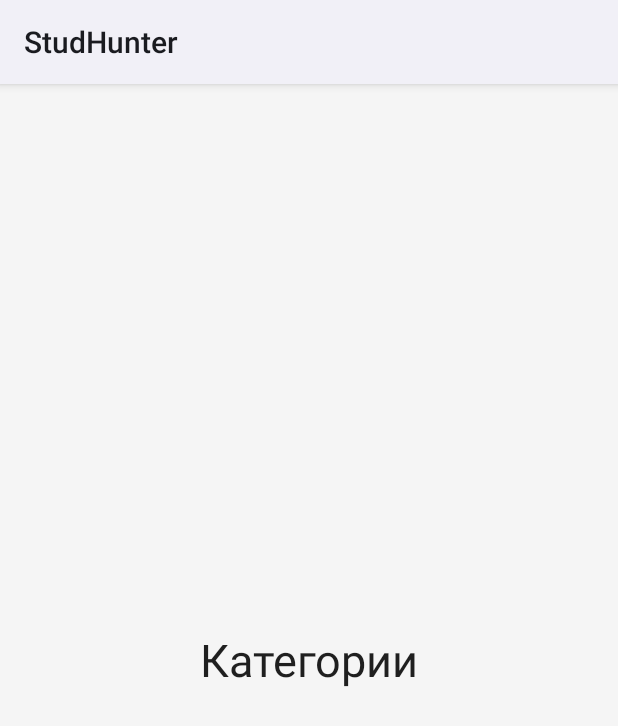
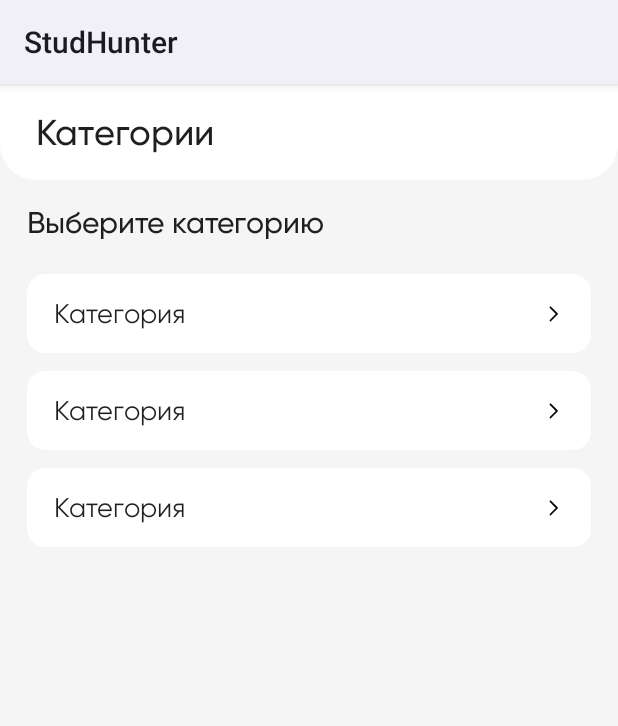
Before and after one commit to veyvolopayli/StudHunter2, an Android app: the layout fragment_categories.xml on its own in the app's theme, with its tools: preview values and no code run, on a phone screen of 412 x 824 dp. Shown: the top 726 px of the screen. Run offline under Robolectric (Android 15) with nearby library versions, the phone set to English and light mode, and no system bars.

Commit message:
categories screen

```diff
--- a/app/src/main/java/com/veyvolopayli/studhunter/data/remote/StudHunterApi.kt
+++ b/app/src/main/java/com/veyvolopayli/studhunter/data/remote/StudHunterApi.kt
@@ -46,4 +46,6 @@ interface StudHunterApi {
     @GET("users/{id}")
     suspend fun fetchUserById(@Header("Authorization") token: String, @Path("id") id: String): User
 
+    @GET("publication/categories")
+    suspend fun getCategories(): Map<Int, String>
 }
--- a/app/src/main/java/com/veyvolopayli/studhunter/data/remote/dto/PublicationDto.kt
+++ b/app/src/main/java/com/veyvolopayli/studhunter/data/remote/dto/PublicationDto.kt
@@ -15,8 +15,8 @@ data class PublicationDto(
     val district: String,
     val id: String,
     val imageUrl: String,
-    val price: Int,
-    val priceType: Int,
+    val price: Int?,
+    val priceType: String,
     val socials: String,
     val timestamp: Long,
     val title: String,
--- a/app/src/main/java/com/veyvolopayli/studhunter/data/repository/PublicationRepositoryImpl.kt
+++ b/app/src/main/java/com/veyvolopayli/studhunter/data/repository/PublicationRepositoryImpl.kt
@@ -19,4 +19,8 @@ class PublicationRepositoryImpl(private val api: StudHunterApi): PublicationRepo
         api.checkImageValidity(publicationId, num)
     }
 
+    override suspend fun getCategories(): Map<Int, String> {
+        return api.getCategories()
+    }
+
 }
--- a/app/src/main/java/com/veyvolopayli/studhunter/domain/model/DetailedPublication.kt
+++ b/app/src/main/java/com/veyvolopayli/studhunter/domain/model/DetailedPublication.kt
@@ -6,8 +6,8 @@ data class DetailedPublication(
     val district: String,
     val id: String,
     val imageUrl: String,
-    val price: Int,
-    val priceType: Int,
+    val price: Int?,
+    val priceType: String,
     val socials: String,
     val timestamp: Long,
     val title: String,
--- a/app/src/main/java/com/veyvolopayli/studhunter/domain/model/Publication.kt
+++ b/app/src/main/java/com/veyvolopayli/studhunter/domain/model/Publication.kt
@@ -4,8 +4,8 @@ data class Publication(
     val description: String,
     val id: String,
     val imageUrl: String,
-    val price: Int,
-    val priceType: Int,
+    val price: Int?,
+    val priceType: String,
     val timestamp: String,
     val title: String
 )
--- a/app/src/main/java/com/veyvolopayli/studhunter/domain/repository/PublicationRepository.kt
+++ b/app/src/main/java/com/veyvolopayli/studhunter/domain/repository/PublicationRepository.kt
@@ -12,4 +12,6 @@ interface PublicationRepository {
 
     suspend fun checkImageValidity(publicationId: String, num: Int)
 
+    suspend fun getCategories(): Map<Int, String>
+
 }
--- a/app/src/main/java/com/veyvolopayli/studhunter/presentation/publication_screen/PublicationState.kt
+++ b/app/src/main/java/com/veyvolopayli/studhunter/presentation/publication_screen/PublicationState.kt
@@ -5,8 +5,8 @@ data class PublicationState(
     val description: String = "",
     val district: String = "",
     val id: String = "",
-    val price: Int = 0,
-    val priceType: Int = 0,
+    val price: Int? = 0,
+    val priceType: String,
     val socials: String = "",
     val timestamp: String = "",
     val title: String = "",
--- a/app/src/main/res/layout/fragment_categories.xml
+++ b/app/src/main/res/layout/fragment_categories.xml
@@ -1,17 +1,67 @@
 <?xml version="1.0" encoding="utf-8"?>
-<FrameLayout xmlns:android="http://schemas.android.com/apk/res/android"
+<androidx.constraintlayout.widget.ConstraintLayout xmlns:android="http://schemas.android.com/apk/res/android"
     xmlns:tools="http://schemas.android.com/tools"
     android:layout_width="match_parent"
     android:layout_height="match_parent"
+    xmlns:app="http://schemas.android.com/apk/res-auto"
     android:background="@color/background"
     tools:context=".presentation.categories_screen.CategoriesFragment">
 
-    <TextView
-        android:layout_width="match_parent"
-        android:layout_height="match_parent"
-        android:gravity="center"
-        android:textSize="30sp"
-        android:textColor="@color/black"
-        android:text="Категории" />
+    <LinearLayout
+        android:id="@+id/linearLayout3"
+        android:layout_width="0dp"
+        android:layout_height="64dp"
+        android:background="@drawable/background_topbar"
+        android:gravity="center_vertical"
+        app:layout_constraintEnd_toEndOf="parent"
+        app:layout_constraintStart_toStartOf="parent"
+        app:layout_constraintTop_toTopOf="parent">
 
-</FrameLayout>
+        <TextView
+            android:id="@+id/textView"
+            style="@style/GilroyFontThemeMedium"
+            android:layout_width="wrap_content"
+            android:layout_height="wrap_content"
+            android:layout_gravity="center"
+            android:layout_marginStart="24dp"
+            android:text="@string/categories"
+            android:textColor="@color/textColorPrimary"
+            android:textSize="@dimen/text_22px"
+            app:layout_constraintEnd_toEndOf="parent"
+            app:layout_constraintStart_toStartOf="parent"
+            app:layout_constraintTop_toTopOf="parent" />
+
+    </LinearLayout>
+
+    <LinearLayout
+        android:layout_width="0dp"
+        android:layout_height="0dp"
+        android:orientation="vertical"
+        android:paddingHorizontal="18dp"
+        android:paddingTop="16dp"
+        app:layout_constraintBottom_toBottomOf="parent"
+        app:layout_constraintEnd_toEndOf="parent"
+        app:layout_constraintStart_toStartOf="parent"
+        app:layout_constraintTop_toBottomOf="@+id/linearLayout3">
+
+        <TextView
+            android:id="@+id/textView2"
+            style="@style/GilroyFontThemeMedium"
+            android:layout_width="wrap_content"
+            android:layout_height="wrap_content"
+            android:text="@string/choose_category"
+            android:textColor="@color/black"
+            android:textSize="@dimen/text_18px" />
+
+        <androidx.recyclerview.widget.RecyclerView
+            android:id="@+id/categories_rv"
+            android:layout_width="match_parent"
+            android:layout_height="match_parent"
+            android:layout_marginTop="10dp"
+            android:clipToPadding="false"
+            tools:listitem="@layout/item_category"
+            android:paddingVertical="6dp" />
+
+    </LinearLayout>
+
+</androidx.constraintlayout.widget.ConstraintLayout>
--- a/app/src/main/res/layout/fragment_home.xml
+++ b/app/src/main/res/layout/fragment_home.xml
@@ -64,7 +64,7 @@
         app:layout_constraintEnd_toEndOf="parent"
         app:layout_constraintStart_toStartOf="parent"
         app:layout_constraintTop_toBottomOf="@+id/home_fragment_toolbar_ll"
-        tools:listitem="@layout/item_main" />
+        tools:listitem="@layout/home_publication_item" />
 
     <include
         android:id="@+id/loading_layout"
--- /dev/null
+++ b/app/src/main/res/layout/item_category.xml
@@ -0,0 +1,54 @@
+<?xml version="1.0" encoding="utf-8"?>
+<androidx.constraintlayout.widget.ConstraintLayout xmlns:android="http://schemas.android.com/apk/res/android"
+    xmlns:app="http://schemas.android.com/apk/res-auto"
+    android:layout_width="wrap_content"
+    android:layout_height="wrap_content">
+
+    <androidx.cardview.widget.CardView
+        android:id="@+id/item_category_cardView"
+        android:layout_width="match_parent"
+        android:layout_height="wrap_content"
+        android:layout_marginVertical="6dp"
+        app:cardCornerRadius="12dp"
+        app:cardElevation="0dp"
+        android:background="@color/white"
+        app:cardBackgroundColor="@color/on_background"
+        app:layout_constraintBottom_toBottomOf="parent"
+        app:layout_constraintEnd_toEndOf="parent"
+        app:layout_constraintStart_toStartOf="parent"
+        app:layout_constraintTop_toTopOf="parent">
+
+        <LinearLayout
+            android:layout_width="match_parent"
+            android:layout_height="wrap_content"
+            android:gravity="center"
+            android:orientation="horizontal"
+            android:paddingVertical="15dp"
+            android:paddingHorizontal="18dp">
+
+            <TextView
+                android:id="@+id/name"
+                style="@style/GilroyFontTheme"
+                android:layout_width="wrap_content"
+                android:layout_height="wrap_content"
+                android:text="@string/category"
+                android:textColor="@color/textColorPrimary"
+                android:textSize="@dimen/text_16px" />
+
+            <View
+                android:layout_width="0dp"
+                android:layout_height="0dp"
+                android:layout_weight="1" />
+
+            <ImageView
+                android:layout_width="14dp"
+                android:layout_height="14dp"
+                android:rotation="180"
+                app:tint="@color/textColorPrimary"
+                android:src="@drawable/ic_back" />
+
+        </LinearLayout>
+
+    </androidx.cardview.widget.CardView>
+
+</androidx.constraintlayout.widget.ConstraintLayout>
--- a/app/src/main/res/values/strings.xml
+++ b/app/src/main/res/values/strings.xml
@@ -36,4 +36,6 @@
     <string name="unknown_error">Неизвестная ошибка</string>
     <string name="wrong_username_or_password">Неправильный логин или пароль</string>
     <string name="Error">Ошибка</string>
+    <string name="choose_category">Выберите категорию</string>
+    <string name="category">Категория</string>
 </resources>
```
Also changed, not shown: app/src/main/java/com/veyvolopayli/studhunter/domain/usecases/categories/GetCategoriesUseCase.kt (added, +25 -0 lines), app/src/main/java/com/veyvolopayli/studhunter/presentation/categories_screen/CategoriesFragment.kt (+18 -1 lines), app/src/main/java/com/veyvolopayli/studhunter/presentation/categories_screen/CategoriesRvAdapter.kt (added, +49 -0 lines), app/src/main/java/com/veyvolopayli/studhunter/presentation/categories_screen/CategoriesViewModel.kt (+36 -1 lines), app/src/main/java/com/veyvolopayli/studhunter/presentation/home_screen/HomeRvAdapter.kt (+14 -10 lines), app/src/main/java/com/veyvolopayli/studhunter/presentation/publication_screen/PublicationFragment.kt (+6 -2 lines), app/src/main/res/layout/fragment_publication.xml (+18 -3 lines), app/src/main/res/layout/home_publication_item.xml (renamed from app/src/main/res/layout/item_main.xml, +33 -12 lines).
